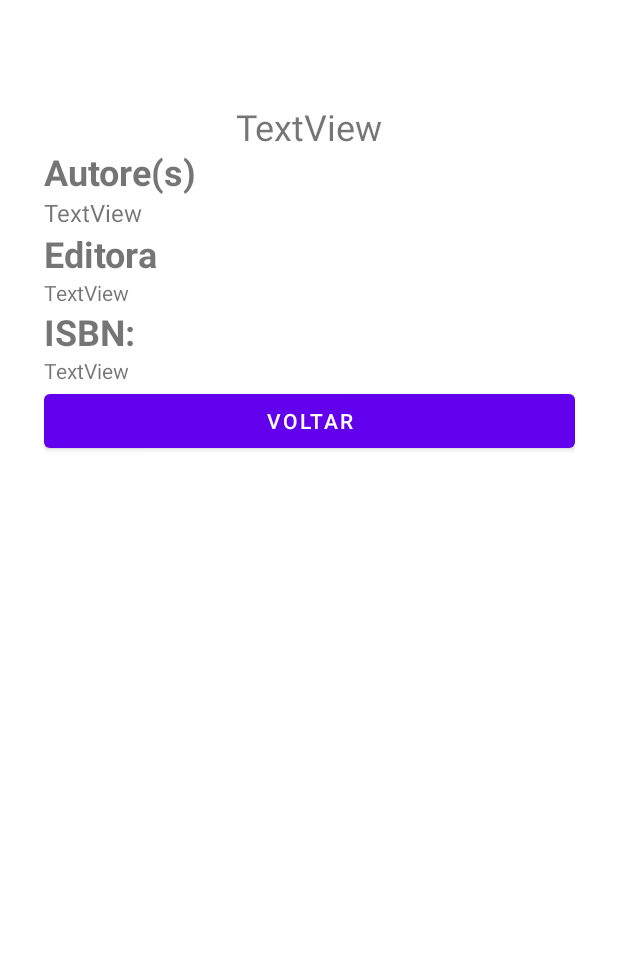
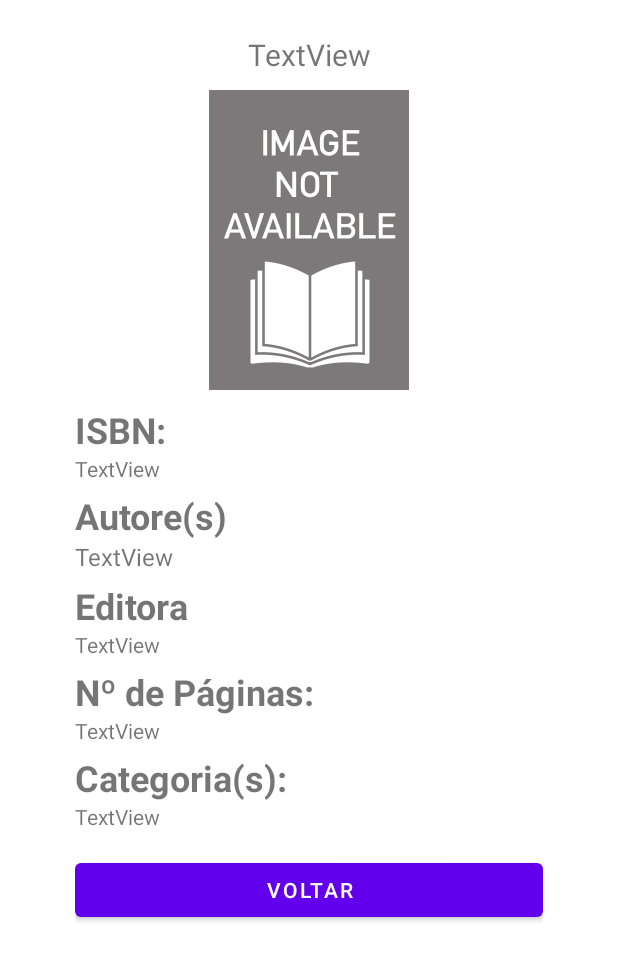
Before and after one commit to RG-202100721/BibliotecaAnonimaAndroid, an Android app: the layout livro_view_holder.xml on its own in the app's theme, with its tools: preview values and no code run, on a phone screen of 412 x 824 dp. Shown: the top 960 px of the screen. Run offline under Robolectric (Android 15) with nearby library versions, the phone set to English and light mode, and no system bars.

Commit message:
updated RecyclerView for book listing

```diff
--- a/app/build.gradle
+++ b/app/build.gradle
@@ -34,6 +34,7 @@ dependencies {
     implementation 'com.google.android.material:material:1.7.0'
     implementation 'androidx.constraintlayout:constraintlayout:2.1.4'
     implementation 'com.android.volley:volley:1.2.1'
+    implementation 'com.squareup.picasso:picasso:2.8'
     testImplementation 'junit:junit:4.13.2'
     androidTestImplementation 'androidx.test.ext:junit:1.1.4'
     androidTestImplementation 'androidx.test.espresso:espresso-core:3.5.0'
--- a/app/src/main/AndroidManifest.xml
+++ b/app/src/main/AndroidManifest.xml
@@ -32,6 +32,9 @@
                 android:name="android.app.lib_name"
                 android:value="" />
         </activity>
+        <activity
+            android:name=".LivroActivity"
+            android:exported="false" />
     </application>
 
 </manifest>
--- a/app/src/main/res/layout/livro_view_holder.xml
+++ b/app/src/main/res/layout/livro_view_holder.xml
@@ -7,8 +7,11 @@
 
     <LinearLayout
         android:id="@+id/Livro_Layout"
-        android:layout_width="354dp"
-        android:layout_height="628dp"
+        android:layout_width="match_parent"
+        android:layout_height="match_parent"
+        android:layout_marginLeft="50dp"
+        android:layout_marginTop="50dp"
+        android:layout_marginRight="50dp"
         android:orientation="vertical"
         app:layout_constraintBottom_toBottomOf="parent"
         app:layout_constraintEnd_toEndOf="parent"
@@ -16,10 +19,29 @@
         app:layout_constraintTop_toTopOf="parent">
 
         <ImageView
-            android:id="@+id/iconeImagem"
+            android:id="@+id/livro_capa"
+            android:layout_width="match_parent"
+            android:layout_height="200dp"
+            android:layout_marginTop="10dp"
+            android:layout_marginBottom="10dp"
+            android:contentDescription="@string/capa_livro"
+            android:minHeight="50dp"
+            tools:srcCompat="@drawable/cover_not_available" />
+
+        <TextView
+            android:id="@+id/ISBN"
             android:layout_width="match_parent"
             android:layout_height="wrap_content"
-            android:contentDescription="@string/capa_livro" />
+            android:text="@string/isbn"
+            android:textSize="24sp"
+            android:textStyle="bold" />
+
+        <TextView
+            android:id="@+id/livro_isbn"
+            android:layout_width="match_parent"
+            android:layout_height="wrap_content"
+            android:layout_marginBottom="5dp"
+            android:text="TextView" />
 
         <TextView
             android:id="@+id/Autores"
@@ -30,9 +52,10 @@
             android:textStyle="bold" />
 
         <TextView
-            android:id="@+id/texto_Autores"
+            android:id="@+id/livro_autores"
             android:layout_width="match_parent"
             android:layout_height="wrap_content"
+            android:layout_marginBottom="5dp"
             android:text="TextView"
             android:textSize="16sp" />
 
@@ -45,41 +68,59 @@
             android:textStyle="bold" />
 
         <TextView
-            android:id="@+id/texto_editora"
+            android:id="@+id/livro_editora"
             android:layout_width="match_parent"
             android:layout_height="wrap_content"
+            android:layout_marginBottom="5dp"
             android:text="TextView" />
 
         <TextView
-            android:id="@+id/ISBN"
+            android:id="@+id/paginas"
             android:layout_width="match_parent"
             android:layout_height="wrap_content"
-            android:text="@string/isbn"
+            android:text="Nº de Páginas:"
             android:textSize="24sp"
             android:textStyle="bold" />
 
         <TextView
-            android:id="@+id/Num_ISBN"
+            android:id="@+id/livro_paginas"
             android:layout_width="match_parent"
             android:layout_height="wrap_content"
+            android:layout_marginBottom="5dp"
             android:text="TextView" />
 
-        <Button
-            android:id="@+id/button"
+        <TextView
+            android:id="@+id/categoria"
             android:layout_width="match_parent"
             android:layout_height="wrap_content"
+            android:text="Categoria(s):"
+            android:textSize="24sp"
+            android:textStyle="bold" />
+
+        <TextView
+            android:id="@+id/livro_categorias"
+            android:layout_width="match_parent"
+            android:layout_height="wrap_content"
+            android:text="TextView"
+            android:layout_marginBottom="5dp" />
+
+        <Button
+            android:id="@+id/b_livro"
+            android:layout_width="match_parent"
+            android:layout_height="wrap_content"
+            android:layout_marginTop="10dp"
             android:onClick="onClick"
             android:text="@string/voltar" />
 
     </LinearLayout>
 
     <TextView
-        android:id="@+id/textoNome"
-        android:layout_width="259dp"
-        android:layout_height="30dp"
+        android:id="@+id/livro_titulo"
+        android:layout_width="wrap_content"
+        android:layout_height="wrap_content"
         android:text="TextView"
         android:textAlignment="center"
-        android:textSize="24sp"
+        android:textSize="20sp"
         app:layout_constraintBottom_toTopOf="@+id/Livro_Layout"
         app:layout_constraintEnd_toEndOf="parent"
         app:layout_constraintStart_toStartOf="parent" />
```
Also changed, not shown: app/src/main/java/pt/ips/pam/biblioteca_anonima_android/ListaItemsAdapter.java (+39 -40 lines), app/src/main/java/pt/ips/pam/biblioteca_anonima_android/LivroActivity.java (+52 -17 lines), app/src/main/java/pt/ips/pam/biblioteca_anonima_android/MainActivity.java (+16 -49 lines), app/src/main/java/pt/ips/pam/biblioteca_anonima_android/db/Livro.java (deleted, +0 -23 lines), app/src/main/res/layout/activity_main.xml (+5 -22 lines), app/src/main/res/layout/book_list.xml (+91 -79 lines), app/src/main/res/drawable/cover_not_available.jpg (added).
